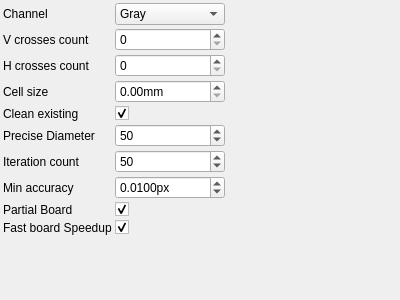
This is utils/corestructs/coreWidgets/checkerboardDetectionParametersControlWidget.ui in NickPenkrat/corecvs as Qt 5 draws it before an edit. The edited form follows.
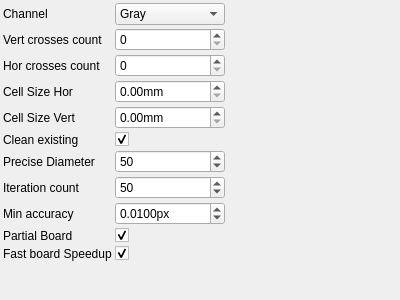
This is the edited form. Icons and pictures are not drawn.

What changed in the file:
```diff
--- a/utils/corestructs/coreWidgets/checkerboardDetectionParametersControlWidget.ui
+++ b/utils/corestructs/coreWidgets/checkerboardDetectionParametersControlWidget.ui
@@ -100,7 +100,7 @@
     <item row="1" column="0">
      <widget class="QLabel" name="label_1">
        <property name="text">
-         <string>V crosses count</string>
+         <string>Vert crosses count</string>
        </property>
      </widget>
     </item>
@@ -114,7 +114,7 @@
     <item row="2" column="0">
      <widget class="QLabel" name="label_2">
        <property name="text">
-         <string>H crosses count</string>
+         <string>Hor crosses count</string>
        </property>
      </widget>
     </item>
@@ -128,7 +128,7 @@
     <item row="3" column="0">
      <widget class="QLabel" name="label_3">
        <property name="text">
-         <string>Cell size</string>
+         <string>Cell Size Hor</string>
        </property>
      </widget>
     </item>
@@ -145,60 +145,51 @@
     <item row="4" column="0">
      <widget class="QLabel" name="label_4">
        <property name="text">
-         <string>Clean existing</string>
+         <string>Cell Size Vert</string>
        </property>
      </widget>
     </item>
     <item row="4" column="1">
-     <widget class="QCheckBox" name="cleanExistingCheckBox">
+     <widget class="QDoubleSpinBox" name="cellSizeVertSpinBox">
        <property name="toolTip">
          <string>Clean existing</string>
        </property>
-       <property name="checked">
-           <bool>true</bool>
+       <property name="suffix">
+        <string>mm</string>
        </property>
      </widget>
     </item>
     <item row="5" column="0">
      <widget class="QLabel" name="label_5">
        <property name="text">
-         <string>Precise Diameter</string>
+         <string>Clean existing</string>
        </property>
      </widget>
     </item>
     <item row="5" column="1">
-     <widget class="QSpinBox" name="preciseDiameterSpinBox">
+     <widget class="QCheckBox" name="cleanExistingCheckBox">
        <property name="toolTip">
          <string>Precise Diameter</string>
        </property>
-       <property name="minimum">
-        <number>0</number>
-       </property>
-       <property name="maximum">
-        <number>999999</number>
-       </property>
-       <property name="singleStep">
-        <number>1</number>
-       </property>
-       <property name="value">
-        <number>50</number>
+       <property name="checked">
+           <bool>true</bool>
        </property>
      </widget>
     </item>
     <item row="6" column="0">
      <widget class="QLabel" name="label_6">
        <property name="text">
-         <string>Iteration count</string>
+         <string>Precise Diameter</string>
        </property>
      </widget>
     </item>
     <item row="6" column="1">
-     <widget class="QSpinBox" name="iterationCountSpinBox">
+     <widget class="QSpinBox" name="preciseDiameterSpinBox">
        <property name="toolTip">
          <string>Iteration count</string>
        </property>
        <property name="minimum">
-        <number>1</number>
+        <number>0</number>
        </property>
        <property name="maximum">
         <number>999999</number>
@@ -214,11 +205,37 @@
     <item row="7" column="0">
      <widget class="QLabel" name="label_7">
        <property name="text">
-         <string>Min accuracy</string>
+         <string>Iteration count</string>
        </property>
      </widget>
     </item>
     <item row="7" column="1">
+     <widget class="QSpinBox" name="iterationCountSpinBox">
+       <property name="toolTip">
+         <string>Iteration count</string>
+       </property>
+       <property name="minimum">
+        <number>1</number>
+       </property>
+       <property name="maximum">
+        <number>999999</number>
+       </property>
+       <property name="singleStep">
+        <number>1</number>
+       </property>
+       <property name="value">
+        <number>50</number>
+       </property>
+     </widget>
+    </item>
+    <item row="8" column="0">
+     <widget class="QLabel" name="label_8">
+       <property name="text">
+         <string>Min accuracy</string>
+       </property>
+     </widget>
+    </item>
+    <item row="8" column="1">
      <widget class="QDoubleSpinBox" name="minAccuracySpinBox">
        <property name="toolTip">
          <string>Min accuracy</string>
@@ -243,31 +260,31 @@
        </property>
      </widget>
     </item>
-    <item row="8" column="0">
-     <widget class="QLabel" name="label_8">
-       <property name="text">
-         <string>Partial Board</string>
-       </property>
-     </widget>
-    </item>
-    <item row="8" column="1">
-     <widget class="QCheckBox" name="partialBoardCheckBox">
-       <property name="toolTip">
-         <string>Partial Board</string>
-       </property>
-       <property name="checked">
-           <bool>true</bool>
-       </property>
-     </widget>
-    </item>
     <item row="9" column="0">
      <widget class="QLabel" name="label_9">
        <property name="text">
-         <string>Fast board Speedup</string>
+         <string>Partial Board</string>
        </property>
      </widget>
     </item>
     <item row="9" column="1">
+     <widget class="QCheckBox" name="partialBoardCheckBox">
+       <property name="toolTip">
+         <string>Partial Board</string>
+       </property>
+       <property name="checked">
+           <bool>true</bool>
+       </property>
+     </widget>
+    </item>
+    <item row="10" column="0">
+     <widget class="QLabel" name="label_10">
+       <property name="text">
+         <string>Fast board Speedup</string>
+       </property>
+     </widget>
+    </item>
+    <item row="10" column="1">
      <widget class="QCheckBox" name="fastBoardSpeedupCheckBox">
        <property name="toolTip">
          <string>Fast board Speedup</string>
@@ -277,7 +294,7 @@
        </property>
      </widget>
     </item>
-   <item row="10" column="0">
+   <item row="11" column="0">
     <spacer name="verticalSpacer">
      <property name="orientation">
       <enum>Qt::Vertical</enum>
@@ -290,7 +307,7 @@
      </property>
     </spacer>
    </item>
-   <item row="10" column="2">
+   <item row="11" column="2">
     <spacer name="horizontalSpacer">
      <property name="orientation">
       <enum>Qt::Horizontal</enum>
```
Left out of the diff: 40 changed lines with no effect on the pictures.
